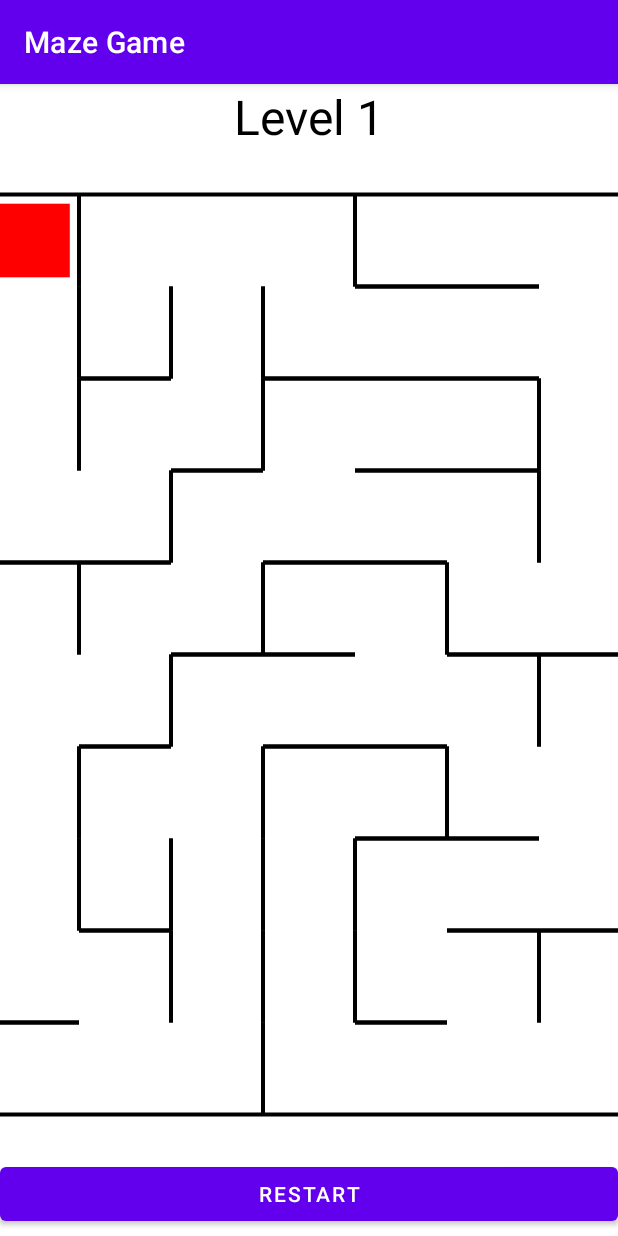
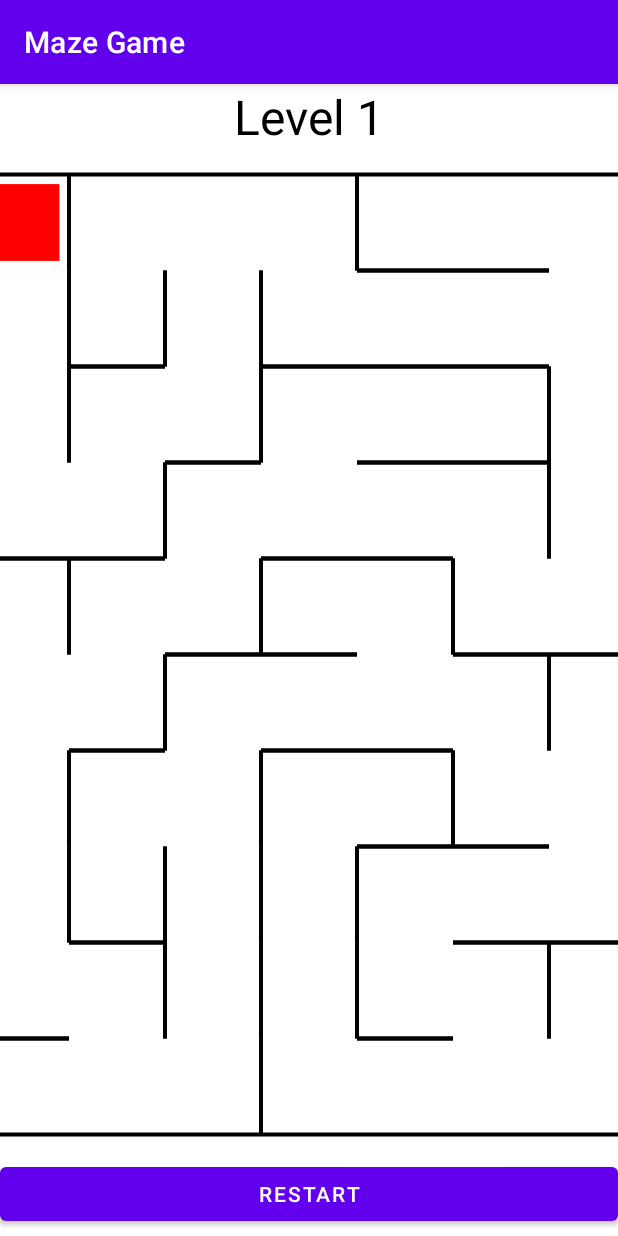
Before and after one commit to clodoaldo-favaro/Labirinto, an Android app: the Game screen opened directly, with no data from a screen before it, on a phone screen of 412 x 824 dp. Run offline under Robolectric (Android 15) with nearby library versions, the phone set to English and light mode, and no system bars.

Commit message:
Ajusta tamanho da celula

```diff
--- a/app/src/main/java/com/example/labirinto/GameView.java
+++ b/app/src/main/java/com/example/labirinto/GameView.java
@@ -173,9 +173,9 @@ public class GameView extends View {
         int height = getHeight();
 
         if (width/height < COLS/ROWS) {
-            cellSize = width/(COLS + 1) - 12;
+            cellSize = width/(COLS + 1) - 8;
         } else {
-            cellSize = height/(ROWS + 1) - 12;
+            cellSize = height/(ROWS + 1) - 8;
         }
 
         hMargin = (width - COLS*cellSize)/2;
```
